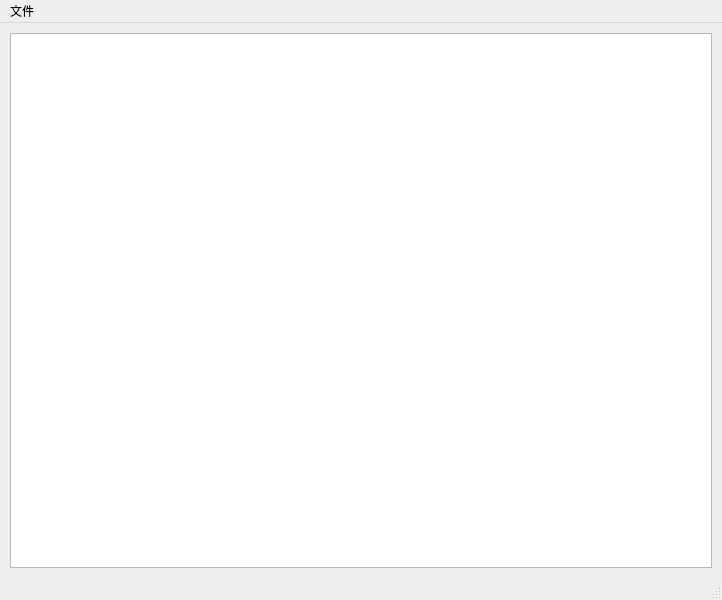
BKEngine/Creator, file dia/ParserEditor.ui: the form before one commit.
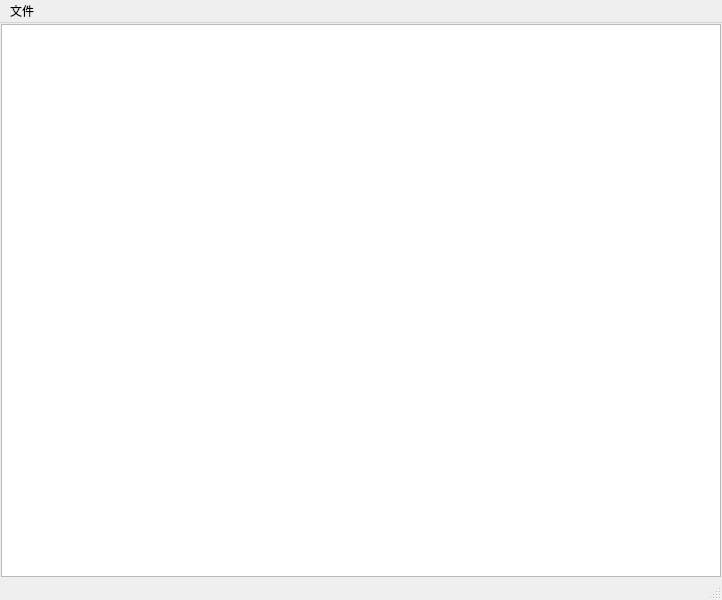
The form after the commit.

Commit message: ParserEditor样式修改

```diff
--- a/dia/ParserEditor.ui
+++ b/dia/ParserEditor.ui
@@ -13,8 +13,26 @@
   <property name="windowTitle">
    <string>MainWindow</string>
   </property>
+  <property name="styleSheet">
+   <string notr="true">QTreeView::item { border: 0.5px ; border-style: solid ; border-color: lightgray ;}</string>
+  </property>
   <widget class="QWidget" name="centralwidget">
    <layout class="QGridLayout" name="gridLayout" rowstretch="1,1000,1" columnstretch="1,1000,1">
+    <property name="leftMargin">
+     <number>0</number>
+    </property>
+    <property name="topMargin">
+     <number>0</number>
+    </property>
+    <property name="rightMargin">
+     <number>0</number>
+    </property>
+    <property name="bottomMargin">
+     <number>0</number>
+    </property>
+    <property name="spacing">
+     <number>0</number>
+    </property>
     <item row="0" column="1">
      <spacer name="verticalSpacer">
       <property name="orientation">
@@ -46,6 +64,11 @@
       <property name="contextMenuPolicy">
        <enum>Qt::CustomContextMenu</enum>
       </property>
+      <property name="styleSheet">
+       <string notr="true">QTreeView {
+    show-decoration-selected: 1;
+}</string>
+      </property>
       <property name="editTriggers">
        <set>QAbstractItemView::DoubleClicked|QAbstractItemView::EditKeyPressed|QAbstractItemView::SelectedClicked</set>
       </property>
@@ -55,6 +78,15 @@
       <property name="sortingEnabled">
        <bool>true</bool>
       </property>
+      <attribute name="headerCascadingSectionResizes">
+       <bool>true</bool>
+      </attribute>
+      <attribute name="headerDefaultSectionSize">
+       <number>150</number>
+      </attribute>
+      <attribute name="headerMinimumSectionSize">
+       <number>100</number>
+      </attribute>
      </widget>
     </item>
     <item row="2" column="1">
```
Left out of the diff: 3 changed lines with no effect on the pictures. The commit also changes 1 other file.
